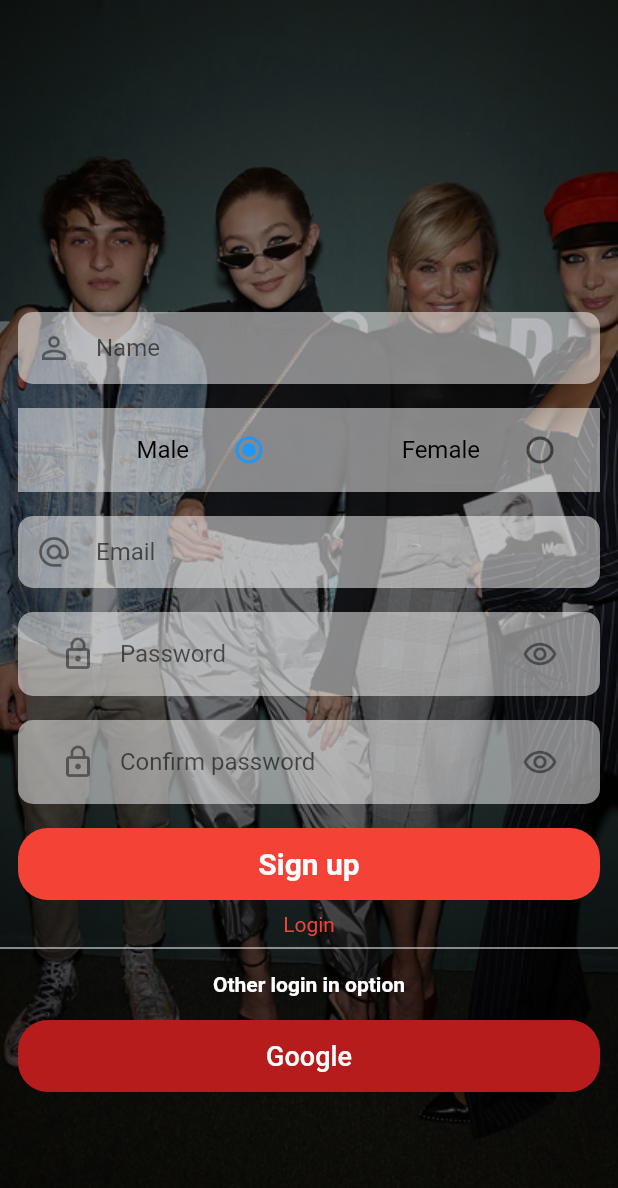
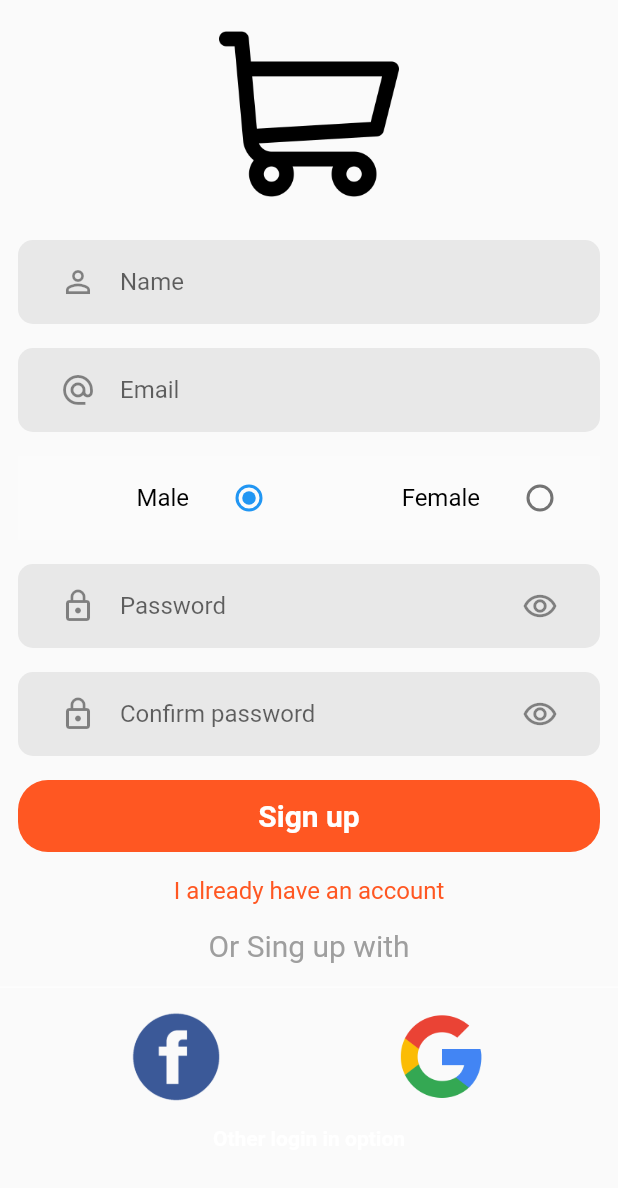
Before and after one commit to SergioEstebanPi/ecommerce-flutter, a Flutter app: the Signup screen opened directly, on a phone screen of 412 x 824 dp. Shown: the top 1188 px of the screen. Run offline on Flutter 3.47's test engine with Material 2 defaults, Android fonts, the phone set to English and light mode, and no system bars; our stand-ins replace carousel_pro, cloud_firestore, firebase_auth, firebase_core, firebase_database, fluttertoast and 2 more; accounts and stored records are empty.

Commit message:
Rediseño de pantalla de login y signup

```diff
--- a/lib/pages/signup.dart
+++ b/lib/pages/signup.dart
@@ -29,37 +29,37 @@ class _SignupState extends State<Signup> {
     return Scaffold(
       body: Stack(
         children: [
-          Image.asset(
-            'images/familia.jpg',
-            fit: BoxFit.cover,
-            width: double.infinity,
-            height: double.infinity,
-          ),
-          Container(
-            color: Colors.black.withOpacity(0.5),
-            width: double.infinity,
-            height: double.infinity,
-          ),
           Padding(
-            padding: const EdgeInsets.only(top: 200),
+            padding: const EdgeInsets.only(top: 0),
             child: Container(
               alignment: Alignment.center,
-              child: Center(
               child: Form(
                   key: _formKey,
                   child: ListView(
+                    //mainAxisAlignment: MainAxisAlignment.center,
                     children: [
+                      Padding(
+                        padding: EdgeInsets.all(16),
+                        child: Container(
+                          alignment: Alignment.topCenter,
+                          child: Image.asset(
+                            "images/cart.png",
+                            width: 120,
+                          ),
+                        ),
+                      ),
                       Padding(
                         padding: const EdgeInsets.fromLTRB(12, 8, 12, 8),
                         child: Material(
                           borderRadius: BorderRadius.circular(10),
-                            color: Colors.white.withOpacity(0.5),
+                          color: Colors.grey.withOpacity(0.2),
                           elevation: 0,
                           child: Padding(
                             padding: const EdgeInsets.only(
                                 left: 12
                             ),
-                              child: TextFormField(
+                            child: ListTile(
+                                title:  TextFormField(
                                 decoration: InputDecoration(
                                   hintText: 'Name',
                                   icon: Icon(Icons.person_outline),
@@ -79,10 +79,47 @@ class _SignupState extends State<Signup> {
                             ),
                           ),
                         ),
+                      ),
+                      Padding(
+                        padding: const EdgeInsets.fromLTRB(12, 8, 12, 8),
+                        child: Material(
+                          borderRadius: BorderRadius.circular(10),
+                          color: Colors.grey.withOpacity(0.2),
+                          elevation: 0,
+                          child: Padding(
+                            padding: const EdgeInsets.only(
+                                left: 12
+                            ),
+                            child: ListTile(
+                              title: TextFormField(
+                                decoration: InputDecoration(
+                                  hintText: 'Email',
+                                  icon: Icon(Icons.alternate_email_outlined),
+                                  border: InputBorder.none,
+                                ),
+                                keyboardType: TextInputType.emailAddress,
+                                controller: _emailTextController,
+                                // ignore: missing_return
+                                validator: (value) {
+                                  if (value.isNotEmpty) {
+                                    Pattern pattern = r'^(([^<>()[\]\\.,;:\s@\"]+(\.[^<>()[\]\\.,;:\s@\"]+)*)|(\".+\"))@((\[[0-9]{1,3}\.[0-9]{1,3}\.[0-9]{1,3}\.[0-9]{1,3}\])|(([a-zA-Z\-0-9]+\.)+[a-zA-Z]{2,}))$';
+                                    RegExp regex = RegExp(pattern);
+                                    if (!regex.hasMatch(value)) {
+                                      return 'Please make sure your email address is valid';
+                                    } else {
+                                      return null;
+                                    }
+                                  }
+                                },
+                              ),
+                            ),
+                          ),
+                        ),
+                      ),
                       Padding(
                         padding: const EdgeInsets.fromLTRB(12, 8, 12, 8),
                         child: Container(
-                            color: Colors.white.withOpacity(0.5),
+                          color: Colors.white.withOpacity(0.2),
                           child: Row(
                             children: [
                               Expanded(
@@ -125,41 +162,7 @@ class _SignupState extends State<Signup> {
                         padding: const EdgeInsets.fromLTRB(12, 8, 12, 8),
                         child: Material(
                           borderRadius: BorderRadius.circular(10),
-                            color: Colors.white.withOpacity(0.5),
-                            elevation: 0,
-                            child: Padding(
-                              padding: const EdgeInsets.only(
-                                  left: 12
-                              ),
-                              child: TextFormField(
-                                decoration: InputDecoration(
-                                  hintText: 'Email',
-                                  icon: Icon(Icons.alternate_email_outlined),
-                                  border: InputBorder.none,
-                                ),
-                                keyboardType: TextInputType.emailAddress,
-                                controller: _emailTextController,
-                                // ignore: missing_return
-                                validator: (value) {
-                                  if (value.isNotEmpty) {
-                                    Pattern pattern = r'^(([^<>()[\]\\.,;:\s@\"]+(\.[^<>()[\]\\.,;:\s@\"]+)*)|(\".+\"))@((\[[0-9]{1,3}\.[0-9]{1,3}\.[0-9]{1,3}\.[0-9]{1,3}\])|(([a-zA-Z\-0-9]+\.)+[a-zA-Z]{2,}))$';
-                                    RegExp regex = RegExp(pattern);
-                                    if (!regex.hasMatch(value)) {
-                                      return 'Please make sure your email address is valid';
-                                    } else {
-                                      return null;
-                                    }
-                                  }
-                                },
-                              ),
-                            ),
-                          ),
-                        ),
-                        Padding(
-                          padding: const EdgeInsets.fromLTRB(12, 8, 12, 8),
-                          child: Material(
-                            borderRadius: BorderRadius.circular(10),
-                            color: Colors.white.withOpacity(0.5),
+                          color: Colors.grey.withOpacity(0.2),
                           elevation: 0,
                           child: Padding(
                             padding: const EdgeInsets.only(
@@ -204,7 +207,7 @@ class _SignupState extends State<Signup> {
                         padding: const EdgeInsets.fromLTRB(12, 8, 12, 8),
                         child: Material(
                           borderRadius: BorderRadius.circular(10),
-                            color: Colors.white.withOpacity(0.5),
+                          color: Colors.grey.withOpacity(0.2),
                           elevation: 0,
                           child: Padding(
                             padding: const EdgeInsets.only(
@@ -251,7 +254,7 @@ class _SignupState extends State<Signup> {
                         padding: const EdgeInsets.fromLTRB(12, 8, 12, 8),
                         child: Material(
                             borderRadius: BorderRadius.circular(20),
-                              color: Colors.red,
+                            color: Colors.deepOrange,
                             child: MaterialButton(
                               onPressed: () async {
                                 validateForm();
@@ -269,21 +272,74 @@ class _SignupState extends State<Signup> {
                             )
                         ),
                       ),
-                        Expanded(child: Container()),
-                        InkWell(
+                      //Expanded(child: Container()),
+                      Padding(
+                        padding: const EdgeInsets.all(8.0),
+                        child: InkWell(
                           onTap: () {
                             Navigator.of(context).pop();
                           },
                           child: Text(
-                              'Login',
+                              'I already have an account',
                               textAlign: TextAlign.center,
                               style: TextStyle(
-                                  color: Colors.red
+                                color: Colors.deepOrange,
+                                fontSize: 16
                               )
+                          ),
+                        ),
+                      ),
+                      Padding(
+                        padding: const EdgeInsets.all(8.0),
+                        child: InkWell(
+                          onTap: () {
+                            Navigator.of(context).pop();
+                          },
+                          child: Text(
+                              'Or Sing up with',
+                              textAlign: TextAlign.center,
+                              style: TextStyle(
+                                  color: Colors.grey,
+                                  fontSize: 20
+                              )
+                          ),
                         ),
                       ),
                       Divider(
                         color: Colors.white,
+                      ),
+                      Row(
+                        mainAxisAlignment: MainAxisAlignment.spaceEvenly,
+                        children: [
+                          Padding(
+                            padding: const EdgeInsets.fromLTRB(14, 8, 14, 8),
+                            child: Material(
+                              child: MaterialButton(
+                                onPressed: () {
+
+                                },
+                                child: Image.asset(
+                                    "images/fb.png",
+                                    width: 60
+                                )
+                              ),
+                            ),
+                          ),
+                          Padding(
+                            padding: const EdgeInsets.fromLTRB(14, 8, 14, 8),
+                            child: Material(
+                              child: MaterialButton(
+                                  onPressed: () {
+
+                                  },
+                                  child: Image.asset(
+                                      "images/ggg.png",
+                                      width: 60
+                                  )
+                              ),
+                            ),
+                          ),
+                        ],
                       ),
                       Padding(
                         padding: const EdgeInsets.fromLTRB(12, 8, 12, 8),
@@ -296,29 +352,8 @@ class _SignupState extends State<Signup> {
                           textAlign: TextAlign.center,
                         ),
                       ),
-                        Padding(
-                          padding: const EdgeInsets.fromLTRB(12, 8, 12, 8),
-                          child: Material(
-                              borderRadius: BorderRadius.circular(20),
-                              color: Colors.red.shade900,
-                              child: MaterialButton(
-                                onPressed: (){
-                                  //handleSignIn();
-                                },
-                                minWidth: MediaQuery.of(context).size.width,
-                                child: Text(
-                                  'Google',
-                                  style: TextStyle(
-                                      color: Colors.white,
-                                      fontSize: 18
-                                  ),
-                                ),
-                              )
-                          ),
-                        ),
                     ],
                   )
-                ),
               ),
             ),
           ),
--- a/pubspec.yaml
+++ b/pubspec.yaml
@@ -62,6 +62,9 @@ flutter:
     - images/jeans2.jfif
     - images/vestidos.jpg
     - images/familia.jpg
+    - images/fb.png
+    - images/ggg.png
+    - images/cart.png
 
   # An image asset can refer to one or more resolution-specific "variants", see
   # https://flutter.dev/assets-and-images/#resolution-aware.
```
Also changed, not shown: lib/pages/login.dart (+81 -62 lines), images/cart.png (added), images/fb.png (added), images/ggg.png (added). Lines whose indentation alone changed are shown as unchanged.
